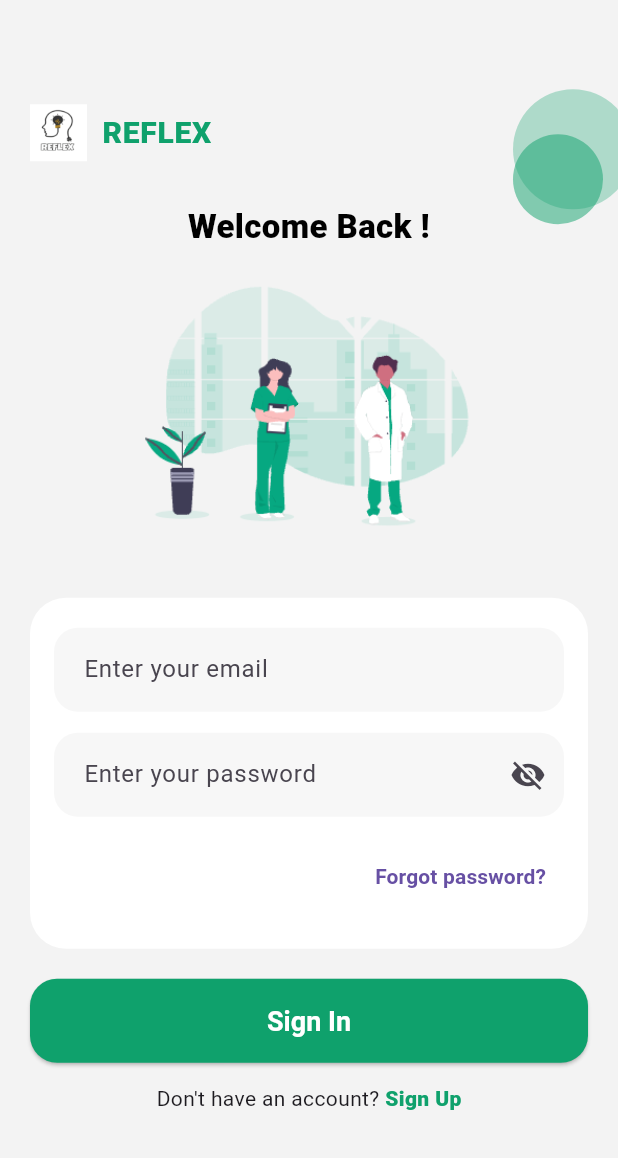
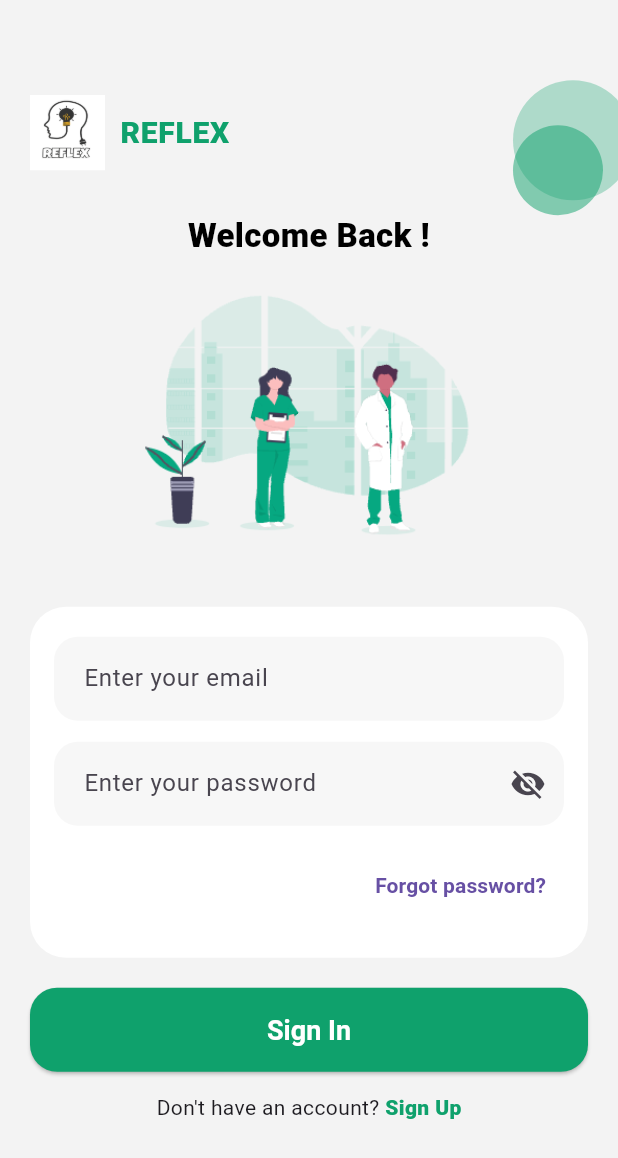
Before and after one commit to refat-pasha/reflex_app, a Flutter app: the SignInPage screen opened directly, on a phone screen of 412 x 824 dp. Shown: the top 1158 px of the screen. Run offline on Flutter 3.47's test engine with Material 3 defaults, Android fonts, the phone set to English and light mode, and no system bars; statements that could not run were skipped.

Commit message:
sign in page added

```diff
--- a/lib/pages/sign_in.dart
+++ b/lib/pages/sign_in.dart
@@ -1,4 +1,5 @@
 import 'package:flutter/material.dart';
+import 'package:reflex_app/pages/sign_up.dart';
 
 class SignInPage extends StatefulWidget {
   const SignInPage({Key? key}) : super(key: key);
@@ -61,8 +62,8 @@ class _SignInPageState extends State<SignInPage> {
                           Row(
                             children: [
                               Container(
-                                width: 38,
-                                height: 38,
+                                width: 50,
+                                height: 50,
                                 decoration: const BoxDecoration(
                                   // shape: BoxShape.circle,
                                   color: Colors.white,
@@ -70,8 +71,8 @@ class _SignInPageState extends State<SignInPage> {
                                 alignment: Alignment.center,
                                 child: Image.asset(
                                   'assets/images/logo.png',
-                                  width: 35,
-                                  height: 35,
+                                  width: 50,
+                                  height: 50,
                                   fit: BoxFit.contain,
                                 ),
                               ),
@@ -303,15 +304,3 @@ class _SignInPageState extends State<SignInPage> {
     );
   }
 }
-
-class SignUpPage extends StatelessWidget {
-  const SignUpPage({super.key});
-
-  @override
-  Widget build(BuildContext context) {
-    return Scaffold(
-      appBar: AppBar(title: const Text('Create Account')),
-      body: const Center(child: Text('Sign Up Screen')),
-    );
-  }
-}
```
